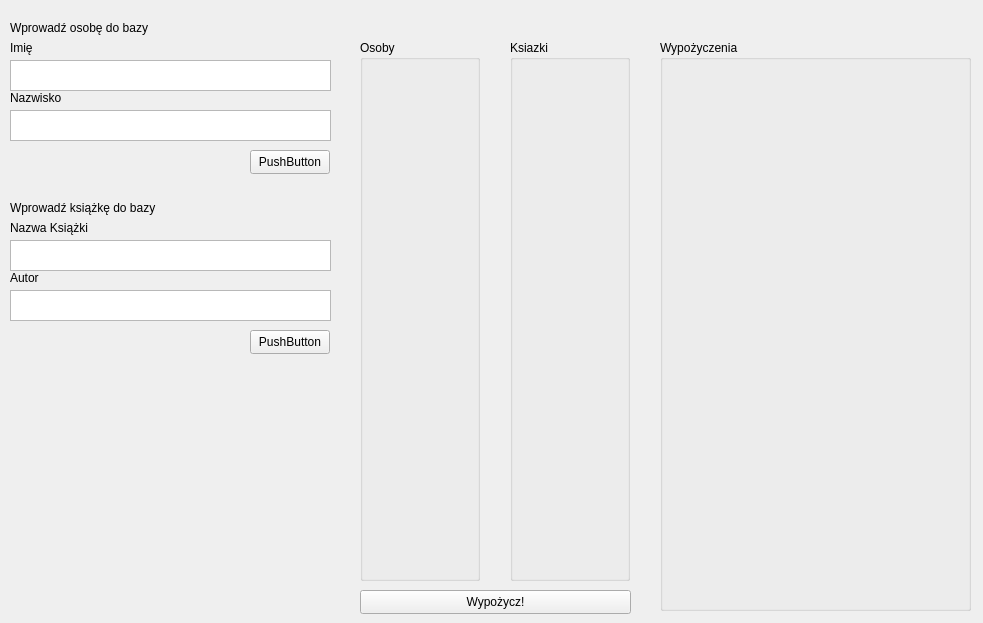
Tobkubos/SEMESTR-5, file Qt/BazaKsiazki/mainwindow.ui: the form before one commit.
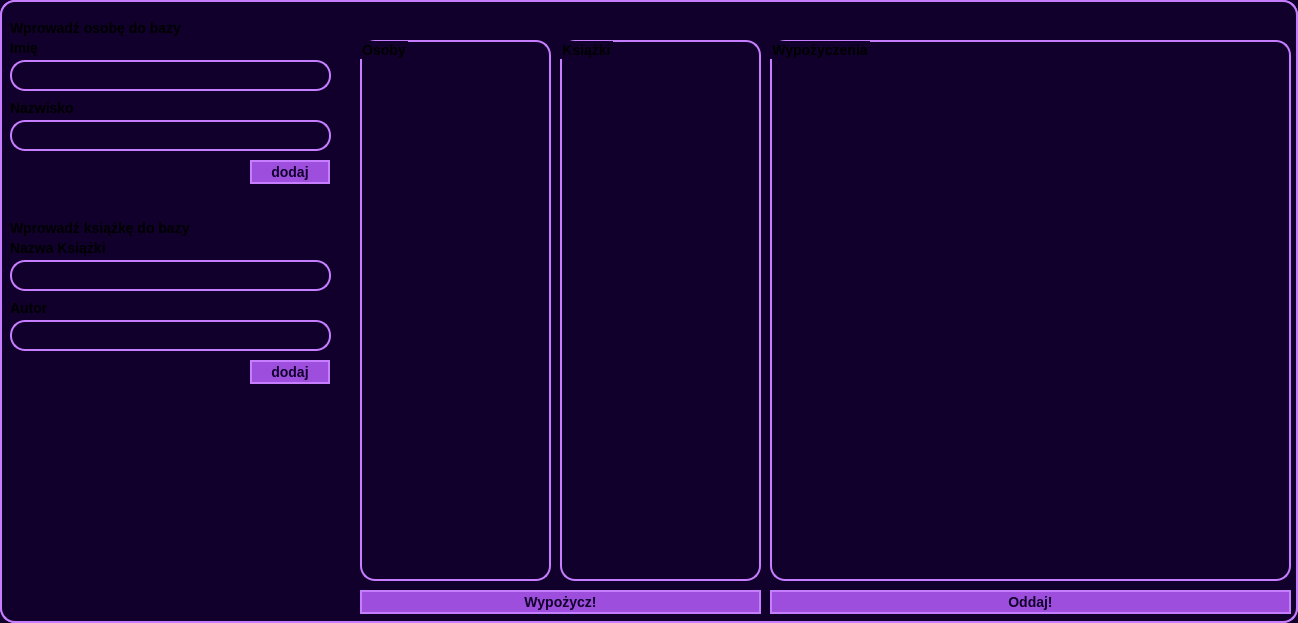
The form after the commit.

The edit to the form file:
```diff
--- a/Qt/BazaKsiazki/mainwindow.ui
+++ b/Qt/BazaKsiazki/mainwindow.ui
@@ -6,19 +6,78 @@
    <rect>
     <x>0</x>
     <y>0</y>
-    <width>983</width>
+    <width>1298</width>
     <height>623</height>
    </rect>
   </property>
+  <property name="minimumSize">
+   <size>
+    <width>1298</width>
+    <height>623</height>
+   </size>
+  </property>
+  <property name="maximumSize">
+   <size>
+    <width>1298</width>
+    <height>623</height>
+   </size>
+  </property>
   <property name="windowTitle">
    <string>MainWindow</string>
   </property>
+  <property name="styleSheet">
+   <string notr="true">QWidget{
+background-color: rgb(16, 0, 43);
+border: 2px solid rgb(199, 125, 255);
+border-radius: 15px;
+font-size: 14px;
+font-weight: bold;
+font-family: Arial;
+}
+
+QLabel{
+border: none;
+}
+
+QPushButton{
+background-color: rgb(157, 78, 221);
+color: rgb(16, 0, 43);
+}
+
+QRadioButton{
+border: none;
+}</string>
+  </property>
   <widget class="QWidget" name="centralwidget">
+   <property name="sizePolicy">
+    <sizepolicy hsizetype="Preferred" vsizetype="Preferred">
+     <horstretch>0</horstretch>
+     <verstretch>0</verstretch>
+    </sizepolicy>
+   </property>
+   <property name="minimumSize">
+    <size>
+     <width>1298</width>
+     <height>623</height>
+    </size>
+   </property>
+   <property name="maximumSize">
+    <size>
+     <width>1298</width>
+     <height>623</height>
+    </size>
+   </property>
+   <property name="baseSize">
+    <size>
+     <width>1298</width>
+     <height>623</height>
+    </size>
+   </property>
    <widget class="QTextEdit" name="KsiazkaTyt">
     <property name="geometry">
      <rect>
       <x>10</x>
-      <y>240</y>
+      <y>260</y>
       <width>321</width>
       <height>31</height>
      </rect>
@@ -28,7 +87,7 @@
     <property name="geometry">
      <rect>
       <x>10</x>
-      <y>290</y>
+      <y>320</y>
       <width>321</width>
       <height>31</height>
      </rect>
@@ -38,7 +97,7 @@
     <property name="geometry">
      <rect>
       <x>10</x>
-      <y>220</y>
+      <y>240</y>
       <width>321</width>
       <height>16</height>
      </rect>
@@ -51,7 +110,7 @@
     <property name="geometry">
      <rect>
       <x>10</x>
-      <y>270</y>
+      <y>300</y>
       <width>321</width>
       <height>16</height>
      </rect>
@@ -64,7 +123,7 @@
     <property name="geometry">
      <rect>
       <x>10</x>
-      <y>110</y>
+      <y>120</y>
       <width>321</width>
       <height>31</height>
      </rect>
@@ -84,7 +143,7 @@
     <property name="geometry">
      <rect>
       <x>10</x>
-      <y>90</y>
+      <y>100</y>
       <width>321</width>
       <height>16</height>
      </rect>
@@ -123,7 +182,7 @@
     <property name="geometry">
      <rect>
       <x>10</x>
-      <y>200</y>
+      <y>220</y>
       <width>321</width>
       <height>16</height>
      </rect>
@@ -136,26 +195,26 @@
     <property name="geometry">
      <rect>
       <x>250</x>
-      <y>150</y>
+      <y>160</y>
       <width>80</width>
       <height>24</height>
      </rect>
     </property>
     <property name="text">
-     <string>PushButton</string>
+     <string>dodaj</string>
     </property>
    </widget>
    <widget class="QPushButton" name="ksiazkaAdd">
     <property name="geometry">
      <rect>
       <x>250</x>
-      <y>330</y>
+      <y>360</y>
       <width>80</width>
       <height>24</height>
      </rect>
     </property>
     <property name="text">
-     <string>PushButton</string>
+     <string>dodaj</string>
     </property>
    </widget>
    <widget class="QGroupBox" name="osoby">
@@ -163,7 +222,7 @@
      <rect>
       <x>360</x>
       <y>40</y>
-      <width>120</width>
+      <width>191</width>
       <height>541</height>
      </rect>
     </property>
@@ -174,23 +233,23 @@
    <widget class="QGroupBox" name="groupBox_2">
     <property name="geometry">
      <rect>
-      <x>510</x>
+      <x>560</x>
       <y>40</y>
-      <width>120</width>
+      <width>201</width>
       <height>541</height>
      </rect>
     </property>
     <property name="title">
-     <string>Ksiazki</string>
+     <string>Książki</string>
     </property>
    </widget>
    <widget class="QGroupBox" name="groupBox_3">
     <property name="geometry">
      <rect>
-      <x>660</x>
+      <x>770</x>
       <y>40</y>
-      <width>311</width>
-      <height>571</height>
+      <width>521</width>
+      <height>541</height>
      </rect>
     </property>
     <property name="title">
@@ -202,7 +261,7 @@
      <rect>
       <x>360</x>
       <y>590</y>
-      <width>271</width>
+      <width>401</width>
       <height>24</height>
      </rect>
     </property>
@@ -210,6 +269,19 @@
      <string>Wypożycz!</string>
     </property>
    </widget>
+   <widget class="QPushButton" name="oddaj">
+    <property name="geometry">
+     <rect>
+      <x>770</x>
+      <y>590</y>
+      <width>521</width>
+      <height>24</height>
+     </rect>
+    </property>
+    <property name="text">
+     <string>Oddaj!</string>
+    </property>
+   </widget>
   </widget>
  </widget>
  <resources/>
```
Left out of the diff: 6 changed lines with no effect on the pictures.
